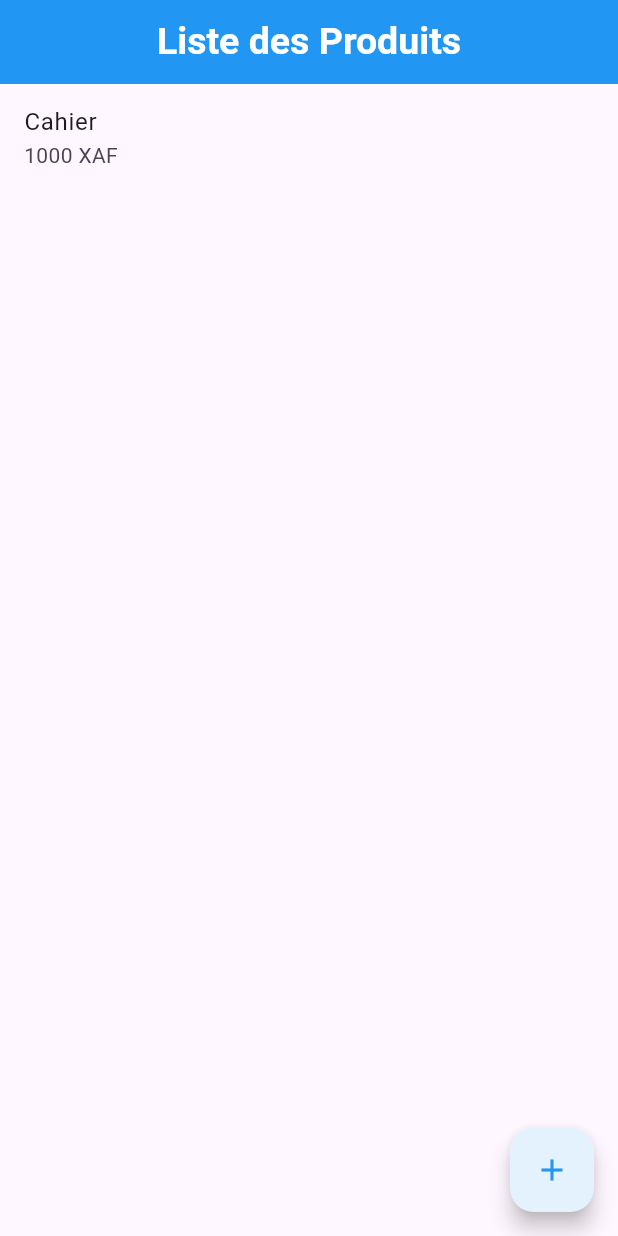
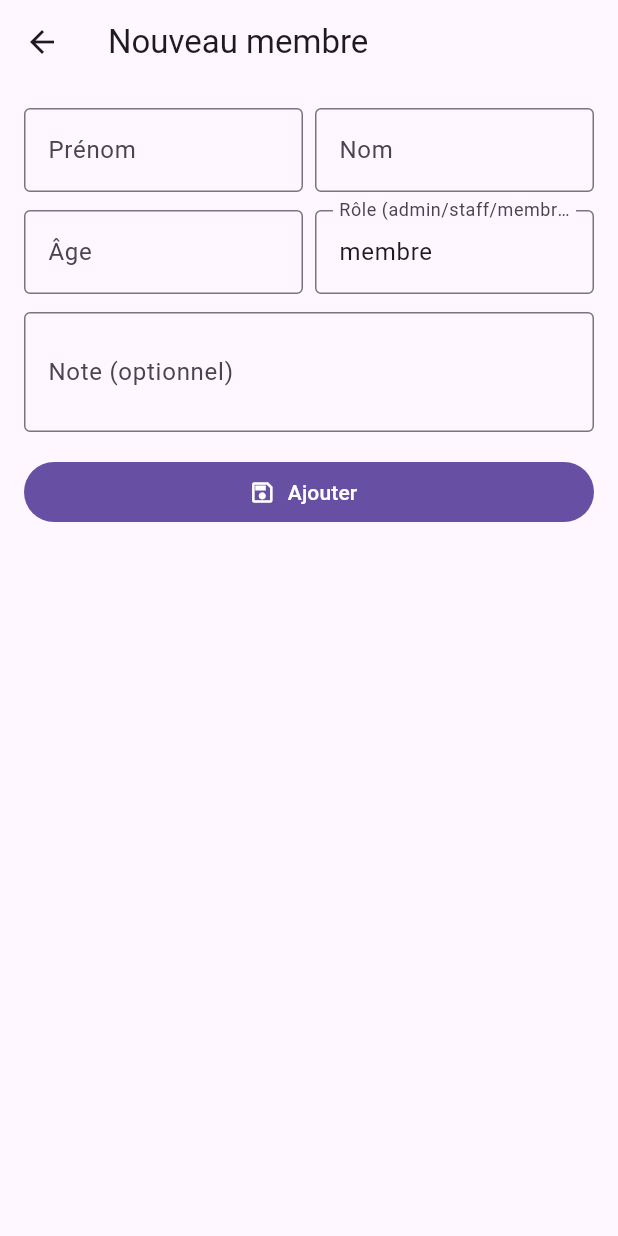
Before and after one commit to Rootlejokers/Flutter-Firestore, a Flutter app: the screen it shows after launch, after a tap on the "add" icon, on a phone screen of 412 x 824 dp. Run offline on Flutter 3.47's test engine with Material 3 defaults, Android fonts, the light colour scheme and no system bars; our stand-ins replace cloud_firestore, firebase_core; accounts and stored records are empty.

Commit message:
Cinquième commit : Lecon 2 OK

```diff
--- a/lib/main.dart
+++ b/lib/main.dart
@@ -1,5 +1,6 @@
 import 'package:flutter/material.dart';
 import 'package:firebase_core/firebase_core.dart';
+import 'package:flutterfirestore/pages/member_list_page.dart';
 import 'firebase_options.dart';
 import 'home_page.dart';
 
@@ -19,7 +20,8 @@
     return MaterialApp(
       title: 'Firestore Demo',
       theme: ThemeData(primarySwatch: Colors.blue),
-      home: const HomePage(),
+      home: const MemberListPage(),
+      //home: const HomePage(),
     );
   }
 }
--- /dev/null
+++ b/lib/pages/member_form_page.dart
@@ -0,0 +1,186 @@
+import 'package:cloud_firestore/cloud_firestore.dart';
+import 'package:flutter/cupertino.dart';
+import 'package:flutter/material.dart';
+
+class MemberFormPage extends StatefulWidget {
+  final String? docId;                     // null = création, non-null = édition
+  final Map<String, dynamic>? existing;    // valeurs initiales si édition
+  const MemberFormPage({super.key, this.docId, this.existing});
+
+  @override
+  State<MemberFormPage> createState() => _MemberFormPageState();
+}
+
+class _MemberFormPageState extends State<MemberFormPage> {
+  final _formKey = GlobalKey<FormState>();
+
+  // ✅ Sans contrôleurs : on garde des variables simples
+  String firstName = '';
+  String lastName  = '';
+  String role      = 'membre';
+  String note      = '';
+  String ageText   = '';  // on garde le texte saisi pour pouvoir valider
+
+  bool _saving = false;
+
+  @override
+  void initState() {
+    super.initState();
+    final e = widget.existing;
+    if (e != null) {
+      firstName = (e['firstName'] ?? '').toString();
+      lastName  = (e['lastName'] ?? '').toString();
+      role      = (e['role'] ?? 'membre').toString();
+      note      = (e['note'] ?? '').toString();
+      final a   = e['age'];
+      ageText   = a == null ? '' : a.toString();
+    }
+  }
+
+  Future<void> _save() async {
+    if (!_formKey.currentState!.validate()) return;
+
+    setState(() => _saving = true);
+    final col = FirebaseFirestore.instance.collection('membres');
+    try {
+      final age = int.tryParse(ageText.trim()) ?? 0;
+
+      if (widget.docId == null) {
+        // CREATE
+        await col.add({
+          'firstName': firstName.trim(),
+          'lastName' : lastName.trim(),
+          'age'      : age,
+          'role'     : role.trim().isEmpty ? 'membre' : role.trim(),
+          'note'     : note.trim().isEmpty ? null : note.trim(),
+          'createdAt': FieldValue.serverTimestamp(),
+          'updatedAt': FieldValue.serverTimestamp(),
+        });
+        if (!mounted) return;
+        ScaffoldMessenger.of(context).showSnackBar(const SnackBar(content: Text('Membre ajouté')));
+      } else {
+        // UPDATE
+        await col.doc(widget.docId!).update({
+          'firstName': firstName.trim(),
+          'lastName' : lastName.trim(),
+          'age'      : age,
+          'role'     : role.trim().isEmpty ? 'membre' : role.trim(),
+          'note'     : note.trim().isEmpty ? null : note.trim(),
+          'updatedAt': FieldValue.serverTimestamp(),
+        });
+        if (!mounted) return;
+        ScaffoldMessenger.of(context).showSnackBar(const SnackBar(content: Text('Membre modifié')));
+      }
+
+      if (mounted) Navigator.pop(context);
+    } catch (e) {
+      if (mounted) {
+        ScaffoldMessenger.of(context).showSnackBar(SnackBar(content: Text('Erreur: $e')));
+      }
+    } finally {
+      if (mounted) setState(() => _saving = false);
+    }
+  }
+
+  @override
+  Widget build(BuildContext context) {
+    final isEdit = widget.docId != null;
+    return Scaffold(
+      appBar: AppBar(title: Text(isEdit ? 'Modifier un membre' : 'Nouveau membre')),
+      body: SafeArea(
+        child: Padding(
+          padding: const EdgeInsets.all(16),
+          child: AbsorbPointer(
+            absorbing: _saving, // désactive les champs pendant l'enregistrement
+            child: Form(
+              key: _formKey,
+              child: ListView(
+                children: [
+                  Row(
+                    children: [
+                      Expanded(
+                        child: TextFormField(
+                          initialValue: firstName,
+                          decoration: const InputDecoration(
+                            labelText: 'Prénom',
+                            border: OutlineInputBorder(),
+                          ),
+                          validator: (v) => (v == null || v.trim().isEmpty) ? 'Prénom requis' : null,
+                          onChanged: (v) => setState(() => firstName = v),
+                        ),
+                      ),
+                      const SizedBox(width: 8),
+                      Expanded(
+                        child: TextFormField(
+                          initialValue: lastName,
+                          decoration: const InputDecoration(
+                            labelText: 'Nom',
+                            border: OutlineInputBorder(),
+                          ),
+                          validator: (v) => (v == null || v.trim().isEmpty) ? 'Nom requis' : null,
+                          onChanged: (v) => setState(() => lastName = v),
+                        ),
+                      ),
+                    ],
+                  ),
+                  const SizedBox(height: 12),
+                  Row(
+                    children: [
+                      Expanded(
+                        child: TextFormField(
+                          initialValue: ageText,
+                          decoration: const InputDecoration(
+                            labelText: 'Âge',
+                            border: OutlineInputBorder(),
+                          ),
+                          keyboardType: TextInputType.number,
+                          validator: (v) {
+                            if (v == null || v.trim().isEmpty) return null; // vide accepté = 0
+                            final n = int.tryParse(v.trim());
+                            if (n == null) return 'Entrez un nombre';
+                            if (n < 0) return 'Âge ≥ 0';
+                            return null;
+                          },
+                          onChanged: (v) => setState(() => ageText = v),
+                        ),
+                      ),
+                      const SizedBox(width: 8),
+                      Expanded(
+                        child: TextFormField(
+                          initialValue: role,
+                          decoration: const InputDecoration(
+                            labelText: 'Rôle (admin/staff/membre)',
+                            border: OutlineInputBorder(),
+                          ),
+                          onChanged: (v) => setState(() => role = v),
+                        ),
+                      ),
+                    ],
+                  ),
+                  const SizedBox(height: 12),
+                  TextFormField(
+                    initialValue: note,
+                    decoration: const InputDecoration(
+                      labelText: 'Note (optionnel)',
+                      border: OutlineInputBorder(),
+                    ),
+                    maxLines: 2,
+                    onChanged: (v) => setState(() => note = v),
+                  ),
+                  const SizedBox(height: 16),
+                  FilledButton.icon(
+                    onPressed: _save,
+                    icon: _saving
+                        ? const SizedBox(width: 18, height: 18, child: CircularProgressIndicator(strokeWidth: 2))
+                        : const Icon(Icons.save_outlined),
+                    label: Text(isEdit ? 'Enregistrer' : 'Ajouter'),
+                  ),
+                ],
+              ),
+            ),
+          ),
+        ),
+      ),
+    );
+  }
+}
--- /dev/null
+++ b/lib/pages/member_list_page.dart
@@ -0,0 +1,94 @@
+import 'package:cloud_firestore/cloud_firestore.dart';
+import 'package:flutter/cupertino.dart';
+import 'package:flutter/material.dart';
+import 'member_form_page.dart';
+
+class MemberListPage extends StatelessWidget {
+  const MemberListPage({super.key});
+
+  Future<void> _confirmDelete(BuildContext context, String id, String name) async {
+    final ok = await showDialog<bool>(
+      context: context,
+      builder: (ctx) => AlertDialog(
+        title: const Text('Supprimer'),
+        content: Text('Supprimer $name ?'),
+        actions: [
+          TextButton(onPressed: () => Navigator.pop(ctx, false), child: const Text('Annuler')),
+          FilledButton(onPressed: () => Navigator.pop(ctx, true), child: const Text('Supprimer')),
+        ],
+      ),
+    );
+    if (ok == true) {
+      await FirebaseFirestore.instance.collection('membres').doc(id).delete();
+      if (context.mounted) {
+        ScaffoldMessenger.of(context).showSnackBar(const SnackBar(content: Text('Membre supprimé')));
+      }
+    }
+  }
+
+  @override
+  Widget build(BuildContext context) {
+    final col = FirebaseFirestore.instance.collection('membres');
+
+    return Scaffold(
+        appBar: AppBar(title: const Text('Membres')),
+        body: StreamBuilder<QuerySnapshot>(
+            stream: col.orderBy('createdAt', descending: true).snapshots(),
+            builder: (context, snap) {
+              if (snap.hasError) return const Center(child: Text('Erreur de chargement'));
+              if (snap.connectionState == ConnectionState.waiting) {
+                return const Center(child: CircularProgressIndicator());
+              }
+
+              final docs = snap.data?.docs ?? [];
+              if (docs.isEmpty) return const Center(child: Text('Aucun membre pour le moment'));
+
+              return ListView.separated(
+                  itemCount: docs.length,
+                  separatorBuilder: (_, __) => const Divider(height: 1),
+                  itemBuilder: (context, i) {
+                    final d = docs[i];
+                    final data = d.data() as Map<String, dynamic>? ?? {};
+                    final first = (data['firstName'] ?? '').toString();
+                    final last  = (data['lastName'] ?? '').toString();
+                    final age   = (data['age'] ?? '').toString();
+                    final role  = (data['role'] ?? 'membre').toString();
+                    final note  = (data['note'] ?? '').toString();
+
+                    return ListTile(
+                        leading: CircleAvatar(child: Text(first.isNotEmpty ? first[0].toUpperCase() : '?')),
+                        title: Text('$first $last'),
+                        subtitle: Text('Âge: $age — Rôle: $role${note.isNotEmpty ? " — $note" : ""}'),
+                        onTap: () {
+                          Navigator.push(
+                            context,
+                            MaterialPageRoute(
+                              builder: (_) => MemberFormPage(
+                                docId: d.id,
+                                existing: data, // Map simple
+                              ),
+                            ),
+                          );
+                        },
+                      trailing: IconButton(
+                        icon: const Icon(Icons.delete_outline),
+                        tooltip: 'Supprimer',
+                        onPressed: () => _confirmDelete(context, d.id, '$first $last'),
+                      ),
+                    );
+                  },
+              );
+            },
+        ),
+      floatingActionButton: FloatingActionButton(
+        onPressed: () {
+          Navigator.push(
+            context,
+            MaterialPageRoute(builder: (_) => const MemberFormPage()),
+          );
+        },
+        child: const Icon(Icons.add),
+      ),
+    );
+  }
+}
```
